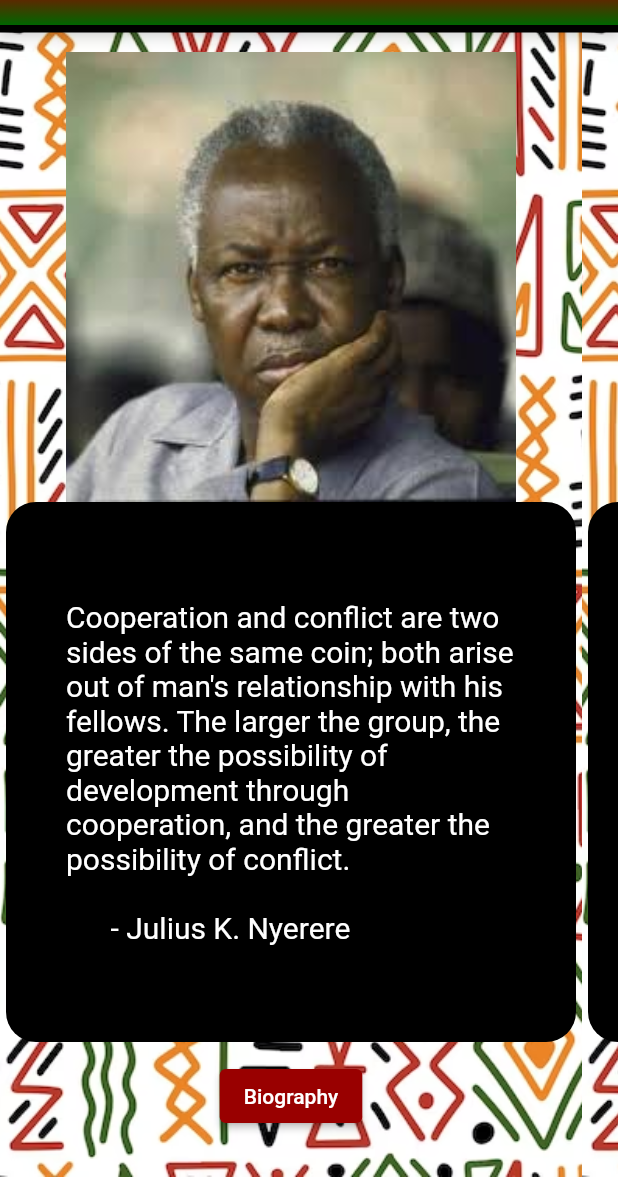
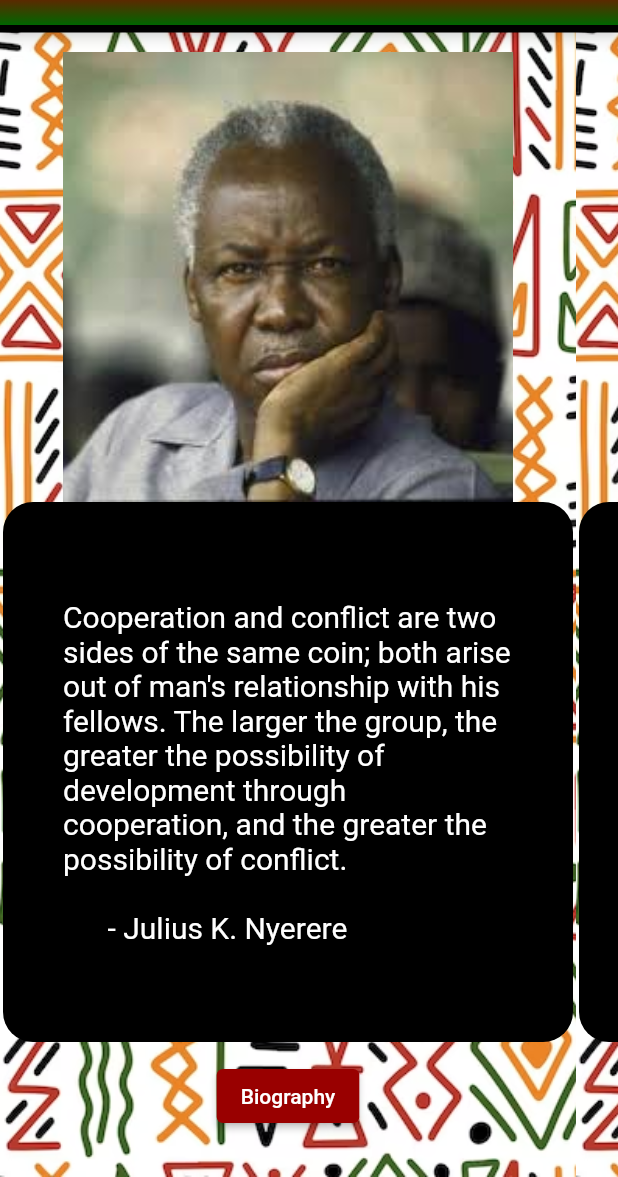
Before and after one commit to Ridhiwan/freedom_fighters, a Flutter app: the screen it shows after launch, on a phone screen of 412 x 824 dp, the part 59-1236 px from its top. Run offline on Flutter 3.47's test engine with Material 2 defaults, Android fonts, the phone set to English and light mode, and no system bars; drawn by our look-alikes of animated_text_kit; our stand-ins replace animated_splash_screen, webview_flutter.

```diff
--- a/lib/introducer.dart
+++ b/lib/custom_widgets/introducer.dart
@@ -1,6 +1,6 @@
 import 'package:flutter/material.dart';
-import 'package:freedom_fighters/typer.dart';
-import 'web_page.dart';
+import 'package:freedom_fighters/custom_widgets/typer.dart';
+import '../pages/web_page.dart';
 
 class Introducer extends StatefulWidget {
   const Introducer({Key? key,
@@ -28,7 +28,7 @@ class _IntroducerState extends State<Introducer> {
               fit: BoxFit.cover
           )
       ),
-      padding: const EdgeInsets.fromLTRB(4, 0, 4, 0),
+      padding: const EdgeInsets.all(2.0),
       child: Column(
         mainAxisAlignment: MainAxisAlignment.center,
         children: [
@@ -73,61 +73,3 @@ class _IntroducerState extends State<Introducer> {
     );
   }
 }
-
-
-// Widget introducer(String quote,String title, String url, String imagePath){
-//   dynamic text = quote;
-//   dynamic name = title;
-//   dynamic wiki = url;
-//   dynamic path = imagePath;
-//   return Container(
-//     decoration: const BoxDecoration(
-//         image: DecorationImage(
-//             image: AssetImage("assets/images/front_page_bg.png"),
-//             fit: BoxFit.cover
-//         )
-//     ),
-//     padding: const EdgeInsets.fromLTRB(2, 0, 10, 0),
-//     child: Column(
-//       mainAxisAlignment: MainAxisAlignment.center,
-//       children: [
-//         Image.asset(path,
-//           width: 300,
-//           height: 300,
-//           fit: BoxFit.cover,),
-//         Center(
-//           child: Container(
-//             decoration: const BoxDecoration(
-//                 color: Colors.black,
-//                 shape: BoxShape.rectangle,
-//                 borderRadius: BorderRadius.all(Radius.circular(20))
-//             ),
-//             height: 360.0,
-//             width: 380.0,
-//             child: Center(
-//               child: typer(text),
-//             ),
-//
-//
-//           ),
-//         ),
-//         Padding(
-//           padding: const EdgeInsets.all(12.0),
-//           child: ElevatedButton(
-//               style: ElevatedButton.styleFrom(
-//                 backgroundColor: const Color.fromRGBO(153, 0, 0, 1),),
-//               onPressed: () {
-//                 Navigator.of(context).push(
-//                     MaterialPageRoute(
-//                         builder: (context) => WebPage(
-//                             title: name,
-//                             selectedUrl: wiki)
-//                     )
-//                 );
-//               },
-//               child: const Text("Biography")),
-//         )
-//       ],
-//     ),
-//   );
-// }
--- a/lib/qoutes.dart
+++ b/lib/data/qoutes.dart
@@ -26,3 +26,10 @@ const jok = "To .. all the dispossessed youth of Africa:"
     " and the unborn will unite to rebuild the destroyed shrines.\n"
     "\n"
     "      - Jomo Kenyatta";
+
+const ts = "Imperialism is a system of exploitation that occurs not only in the"
+    " brutal form of those who come with guns to conquer territory."
+    " Imperialism often occurs in more subtle forms, a loan, food aid, blackmail ."
+    " We are fighting this system that allows a handful of men on earth to rule all of humanity.\n"
+    "\n"
+    "      - Thomas Sankara";
--- a/lib/main.dart
+++ b/lib/main.dart
@@ -1,7 +1,7 @@
 import 'package:animated_splash_screen/animated_splash_screen.dart';
 import 'package:animated_text_kit/animated_text_kit.dart';
 import 'package:flutter/material.dart';
-import 'package:freedom_fighters/front_page.dart';
+import 'package:freedom_fighters/pages/front_page.dart';
 
 void main() {
    runApp(
--- a/lib/front_page.dart
+++ b/lib/pages/front_page.dart
@@ -1,6 +1,6 @@
 import 'package:flutter/material.dart';
-import 'package:freedom_fighters/introducer.dart';
-import 'package:freedom_fighters/qoutes.dart';
+import 'package:freedom_fighters/custom_widgets/introducer.dart';
+import 'package:freedom_fighters/data/qoutes.dart';
 
 class FrontPage extends StatefulWidget {
   const FrontPage({Key? key}) : super(key: key);
@@ -36,7 +36,6 @@ class _FrontPageState extends State<FrontPage> {
       ),
       body: ListView(
         scrollDirection: Axis.horizontal,
-        physics: const PageScrollPhysics(),
         shrinkWrap: true,
         children: const [
           Introducer(
@@ -63,6 +62,12 @@ class _FrontPageState extends State<FrontPage> {
               url: "https://en.wikipedia.org/wiki/Jomo_Kenyatta",
               imagePath: "assets/images/Kenyatta.jpg"
           ),
+          Introducer(
+              quote: ts,
+              title: "Thomas Sankara",
+              url: "https://en.wikipedia.org/wiki/Thomas_Sankara",
+              imagePath: "assets/images/Sankara.jpg"
+          ),
         ]
       ),
     );
--- a/lib/front_page_duplicate.dart
+++ b/lib/pages/front_page_duplicate.dart
@@ -1,7 +1,7 @@
 import 'package:flutter/material.dart';
-import 'package:freedom_fighters/qoutes.dart';
-import 'package:freedom_fighters/typer.dart';
-import 'package:freedom_fighters/web_page.dart';
+import 'package:freedom_fighters/data/qoutes.dart';
+import 'package:freedom_fighters/custom_widgets/typer.dart';
+import 'package:freedom_fighters/pages/web_page.dart';
 
 class FrontPage extends StatefulWidget {
   const FrontPage({Key? key}) : super(key: key);
```
Also changed, not shown: pubspec.yaml (+9 -0 lines), assets/icons/icon_1024_by_997.jpg (added), assets/icons/icon_original.jpg (added), assets/images/Sankara.jpg (added), lib/custom_widgets/typer.dart (renamed from lib/typer.dart), lib/pages/web_page.dart (renamed from lib/web_page.dart), pubspec.lock, 28 other files.
